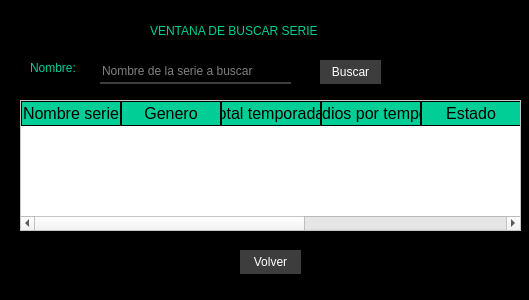
First picture: the form in ProyectoFinal_Crud_Series-joel-parte/ventanabuscar.ui, repository josiasarevalorm-jj/ProyectoFinal_Crud_Series, before the edit.
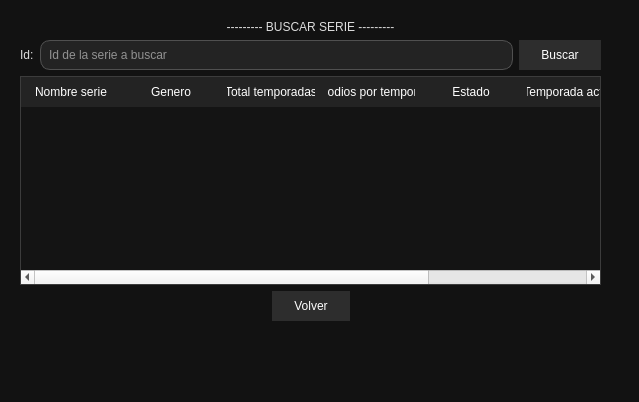
Second picture: the form after the edit.

The edit to the form file:
```diff
--- a/ProyectoFinal_Crud_Series-joel-parte/ventanabuscar.ui
+++ b/ProyectoFinal_Crud_Series-joel-parte/ventanabuscar.ui
@@ -6,87 +6,89 @@
    <rect>
     <x>0</x>
     <y>0</y>
-    <width>529</width>
-    <height>300</height>
+    <width>639</width>
+    <height>402</height>
    </rect>
   </property>
-  <property name="palette">
-   <palette>
-    <active>
-     <colorrole role="Window">
-      <brush brushstyle="SolidPattern">
-       <color alpha="255">
-        <red>0</red>
-        <green>0</green>
-        <blue>0</blue>
-       </color>
-      </brush>
-     </colorrole>
-    </active>
-    <inactive>
-     <colorrole role="Window">
-      <brush brushstyle="SolidPattern">
-       <color alpha="255">
-        <red>0</red>
-        <green>0</green>
-        <blue>0</blue>
-       </color>
-      </brush>
-     </colorrole>
-    </inactive>
-    <disabled>
-     <colorrole role="Base">
-      <brush brushstyle="SolidPattern">
-       <color alpha="255">
-        <red>0</red>
-        <green>0</green>
-        <blue>0</blue>
-       </color>
-      </brush>
-     </colorrole>
-     <colorrole role="Window">
-      <brush brushstyle="SolidPattern">
-       <color alpha="255">
-        <red>0</red>
-        <green>0</green>
-        <blue>0</blue>
-       </color>
-      </brush>
-     </colorrole>
-    </disabled>
-   </palette>
-  </property>
   <property name="windowTitle">
    <string>Dialog</string>
   </property>
   <property name="styleSheet">
-   <string notr="true">QFrame {
-    background-color: rgb(61, 61, 61);
+   <string notr="true">/* =====================
+   FONDO DEL DIALOG
+===================== */
+QDialog {
+    background-color: rgb(18, 18, 18);
 }
 
-/* ---------- QLabel ---------- */
+/* =====================
+   TITULO ROJO
+===================== */
+QLabel#labelTitulo {
+    background-color: rgb(229, 9, 20);
+    color: white;
+    font: 87 18pt &quot;Arial Black&quot;;
+    border-radius: 14px;
+    padding: 8px;
+    qproperty-alignment: AlignCenter;
+}
+
+/* =====================
+   LABELS (TEXTOS)
+===================== */
 QLabel {
-    font: 87 12pt &quot;Arial Black&quot;;
-    background-color: #000000;
-    color: rgb(0, 206, 151);
-    border: 0px;
+    color: rgb(220, 220, 220);
+    font: 10pt &quot;Arial&quot;;
 }
 
-/* ---------- QLineEdit ---------- */
+/* =====================
+   INPUT TEXTO
+===================== */
 QLineEdit {
-    border: 0px;
-    border-bottom: 2px solid rgb(61, 61, 61);
-    color: rgb(255, 255, 255);
-    background-color: rgb(0, 0, 0);
-    font: 75 12pt &quot;Times New Roman&quot;;
+    background-color: rgb(35, 35, 35);
+    color: white;
+    border: 1px solid rgb(80, 80, 80);
+    border-radius: 10px;
+    padding: 6px;
 }
 
-/* ---------- QPushButton ---------- */
+/* =====================
+   SPINBOX
+===================== */
+QSpinBox {
+    background-color: rgb(35, 35, 35);
+    color: white;
+    border: 1px solid rgb(80, 80, 80);
+    border-radius: 10px;
+    padding: 4px;
+}
+
+/* =====================
+   COMBOBOX
+===================== */
+QComboBox {
+    background-color: rgb(35, 35, 35);
+    color: white;
+    border: 1px solid rgb(80, 80, 80);
+    border-radius: 10px;
+    padding: 5px;
+}
+
+QComboBox QAbstractItemView {
+    background-color: rgb(25, 25, 25);
+    color: white;
+    selection-background-color: rgb(229, 9, 20);
+}
+
+/* =====================
+   BOTONES
+===================== */
 QPushButton {
-    background-color: rgb(61, 61, 61);
-    border-radius: 15px;
-    color: rgb(255, 255, 255);
-    font: 77 10pt &quot;Arial Black&quot;;
+    background-color: rgb(45, 45, 45);
+    color: white;
+    font: 11pt &quot;Arial Black&quot;;
+    border-radius: 18px;
+    padding: 8px 22px;
 }
 
 QPushButton:hover {
@@ -94,75 +96,89 @@
     color: rgb(0, 0, 0);
 }
 
-/* ---------- QTableWidget ---------- */
+QPushButton:pressed {
+    background-color: rgb(180, 0, 0);
+}
 QTableWidget {
-    background-color: rgb(255, 255, 255);
-    color: rgb(0, 0, 0);
-    gridline-color: rgb(0, 206, 151);
-    font-size: 12pt;
+    background-color: rgb(20, 20, 20);
+    color: rgb(220, 220, 220);
+    gridline-color: rgb(60, 60, 60);
+    border: 1px solid rgb(60, 60, 60);
+    font: 10pt &quot;Segoe UI&quot;;
 }
 
-/* ---------- Encabezados ---------- */
+/* Encabezados */
 QHeaderView::section {
-    background-color: rgb(0, 206, 151);
-    border: 1px solid rgb(0, 0, 0);
-    font-size: 12pt;
+    background-color: rgb(35, 35, 35);
+    color: white;
+    font: 11pt &quot;Arial Black&quot;;
+    border: none;
+    padding: 6px;
 }
 
-/* ---------- Botón esquina tabla ---------- */
-QTableWidget QTableCornerButton::section {
-    background-color: rgb(0, 0, 0);
-    border: 1px solid rgb(0, 206, 151);
+/* Filas alternas */
+QTableWidget::item {
+    padding: 6px;
+}
+
+QTableWidget::item:selected {
+    background-color: rgb(229, 9, 20);
+    color: white;
+}
+
+/* Botón esquina (arriba izquierda) */
+QTableCornerButton::section {
+    background-color: rgb(35, 35, 35);
+    border: none;
 }</string>
   </property>
-  <widget class="QLabel" name="label">
+  <widget class="QWidget" name="">
    <property name="geometry">
     <rect>
-     <x>150</x>
+     <x>20</x>
      <y>20</y>
-     <width>301</width>
-     <height>21</height>
+     <width>581</width>
+     <height>301</height>
     </rect>
    </property>
+   <layout class="QVBoxLayout" name="verticalLayout">
+    <item>
+     <widget class="QLabel" name="label">
    <property name="text">
-    <string>VENTANA DE BUSCAR SERIE</string>
-   </property>
-  </widget>
+       <string>--------- BUSCAR SERIE ---------</string>
+      </property>
+      <property name="alignment">
+       <set>Qt::AlignmentFlag::AlignCenter</set>
+      </property>
+     </widget>
+    </item>
+    <item>
+     <layout class="QHBoxLayout" name="horizontalLayout_2">
+      <item>
   <widget class="QLabel" name="label_2">
-   <property name="geometry">
-    <rect>
-     <x>30</x>
-     <y>60</y>
-     <width>61</width>
-     <height>16</height>
-    </rect>
-   </property>
    <property name="text">
-    <string>Nombre:</string>
-   </property>
-  </widget>
-  <widget class="QLineEdit" name="txtNombre">
-   <property name="geometry">
-    <rect>
-     <x>100</x>
-     <y>60</y>
-     <width>191</width>
-     <height>24</height>
-    </rect>
-   </property>
+         <string>Id:</string>
+        </property>
+       </widget>
+      </item>
+      <item>
+       <widget class="QLineEdit" name="txtId">
    <property name="placeholderText">
-    <string>Nombre de la serie a buscar</string>
-   </property>
-  </widget>
+         <string>Id de la serie a buscar</string>
+        </property>
+       </widget>
+      </item>
+      <item>
+       <widget class="QPushButton" name="btnBuscar">
+        <property name="text">
+         <string>Buscar</string>
+        </property>
+       </widget>
+      </item>
+     </layout>
+    </item>
+    <item>
   <widget class="QTableWidget" name="tablaBuscar">
-   <property name="geometry">
-    <rect>
-     <x>20</x>
-     <y>100</y>
-     <width>501</width>
-     <height>131</height>
-    </rect>
-   </property>
    <column>
     <property name="text">
      <string>Nombre serie</string>
@@ -199,31 +215,45 @@
     </property>
    </column>
   </widget>
+    </item>
+    <item>
+     <layout class="QHBoxLayout" name="horizontalLayout">
+      <item>
+       <spacer name="horizontalSpacer">
+        <property name="orientation">
+         <enum>Qt::Orientation::Horizontal</enum>
+        </property>
+        <property name="sizeHint" stdset="0">
+         <size>
+          <width>40</width>
+          <height>20</height>
+         </size>
+        </property>
+       </spacer>
+      </item>
+      <item>
   <widget class="QPushButton" name="btnVolver">
-   <property name="geometry">
-    <rect>
-     <x>240</x>
-     <y>250</y>
-     <width>61</width>
-     <height>24</height>
-    </rect>
-   </property>
    <property name="text">
     <string>Volver</string>
    </property>
   </widget>
-  <widget class="QPushButton" name="btnBuscar">
-   <property name="geometry">
-    <rect>
-     <x>320</x>
-     <y>60</y>
-     <width>61</width>
-     <height>24</height>
-    </rect>
-   </property>
-   <property name="text">
-    <string>Buscar</string>
-   </property>
+      </item>
+      <item>
+       <spacer name="horizontalSpacer_2">
+        <property name="orientation">
+         <enum>Qt::Orientation::Horizontal</enum>
+        </property>
+        <property name="sizeHint" stdset="0">
+         <size>
+          <width>40</width>
+          <height>20</height>
+         </size>
+        </property>
+       </spacer>
+      </item>
+     </layout>
+    </item>
+   </layout>
   </widget>
  </widget>
  <resources/>
```
Left out of the diff: 3 changed lines with no effect on the pictures. Lines whose indentation alone changed are shown as unchanged.
